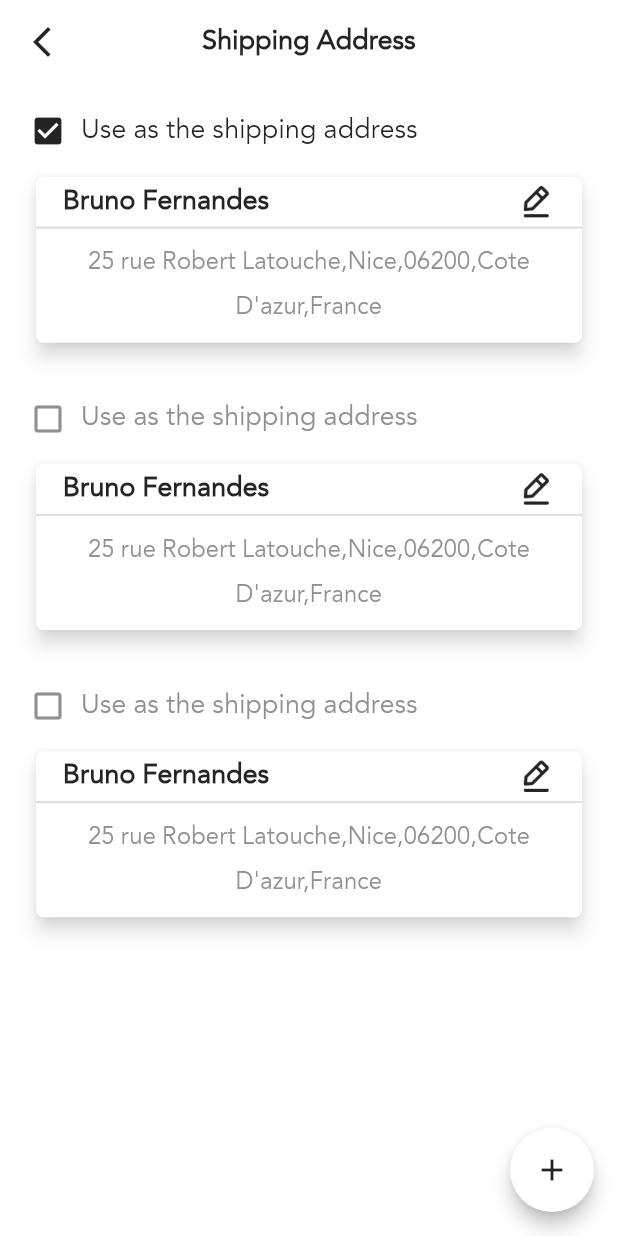
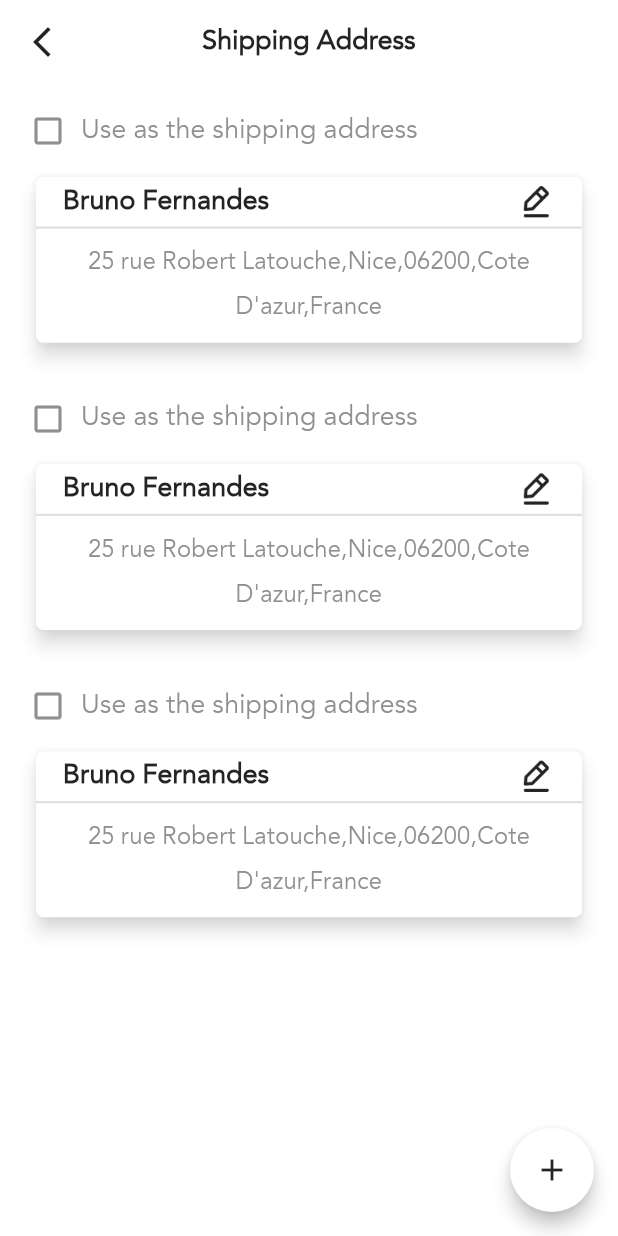
Before and after one commit to mohamedakeel0/flutter2023, a Flutter app: the screen it shows after launch, after a tap on the "check box outline blank" icon, on a phone screen of 412 x 824 dp. Run offline on Flutter 3.47's test engine with Material 2 defaults, Android fonts, the phone set to English and light mode, and no system bars.

Commit message:
initial commit

```diff
--- a/lib/core/resources/strings.dart
+++ b/lib/core/resources/strings.dart
@@ -1,6 +1,4 @@
 
-// how to use it
-// AppStrings.appName
 class AppStrings {
   static const noRoutefound = 'No Route found';
   static const titleHome = 'Make Home';
--- a/lib/core/utils/dumy.dart
+++ b/lib/core/utils/dumy.dart
@@ -46,3 +46,17 @@ class ItemModel{
 
   ItemModel({this.nameItem, this.priceItem, this.imageItem});
 }
+class ShoppingModel{
+  bool? isSelected;
+  String? titleSelect;
+  String? nameItem;
+  String? titleItem;
+
+
+  ShoppingModel({this.isSelected,this.titleSelect,this.nameItem,this.titleItem});
+}
+List<ShoppingModel>shoppingModel=[
+  ShoppingModel(nameItem: AppStrings.nameItem,isSelected:false ,titleItem: AppStrings.titleItem,titleSelect: AppStrings.titleItemShip ),
+  ShoppingModel(nameItem: AppStrings.nameItem,isSelected:false ,titleItem: AppStrings.titleItem,titleSelect: AppStrings.titleItemShip ),
+  ShoppingModel(nameItem: AppStrings.nameItem,isSelected:false ,titleItem: AppStrings.titleItem,titleSelect: AppStrings.titleItemShip ),
+];
--- a/lib/features/shipping_address/presentation/screen/shipping_address_screen.dart
+++ b/lib/features/shipping_address/presentation/screen/shipping_address_screen.dart
@@ -3,9 +3,11 @@ import 'package:flutterg12023/core/resources/app_colors.dart';
 import 'package:flutterg12023/core/resources/font_manager.dart';
 import 'package:flutterg12023/core/resources/strings.dart';
 import 'package:flutterg12023/core/utils/app_constance.dart';
+import 'package:flutterg12023/core/utils/dumy.dart';
 import 'package:flutterg12023/features/shared_widget/app_bar_widget.dart';
 import 'package:flutterg12023/features/shared_widget/my_divider_widget.dart';
 import 'package:flutterg12023/features/shipping_address/presentation/widgets/item_shipping_widget.dart';
+
 class ShippingAddressScreen extends StatefulWidget {
   const ShippingAddressScreen({Key? key}) : super(key: key);
 
@@ -17,14 +19,16 @@ class _ShippingAddressScreenState extends State<ShippingAddressScreen> {
   @override
   Widget build(BuildContext context) {
     return Scaffold(appBar:
-    CustomAppBarWidget(AppStrings.shipAddress,context),body:
+    CustomAppBarWidget(AppStrings.shipAddress, context), body:
     ListView.builder(
-        itemCount: 3,
+        itemCount: shoppingModel.length,
         itemBuilder: (BuildContext context, int index) {
-          return const ItemShippingWidget();
+          return  ItemShippingWidget( index: index,);
         }),
-      floatingActionButton: FloatingActionButton(onPressed: () {  },elevation: AppConstance.five0,backgroundColor: AppColors.white,
-        child: const Icon(Icons.add,color: AppColors.black,),
+      floatingActionButton: FloatingActionButton(onPressed: () {},
+        elevation: AppConstance.five0,
+        backgroundColor: AppColors.white,
+        child: const Icon(Icons.add, color: AppColors.black,),
       ),
 
     );
--- a/lib/features/shipping_address/presentation/widgets/item_shipping_widget.dart
+++ b/lib/features/shipping_address/presentation/widgets/item_shipping_widget.dart
@@ -4,10 +4,12 @@ import 'package:flutterg12023/core/resources/assets_manager.dart';
 import 'package:flutterg12023/core/resources/font_manager.dart';
 import 'package:flutterg12023/core/resources/strings.dart';
 import 'package:flutterg12023/core/utils/app_constance.dart';
+import 'package:flutterg12023/core/utils/dumy.dart';
 import 'package:flutterg12023/features/shared_widget/my_divider_widget.dart';
 
 class ItemShippingWidget extends StatefulWidget {
-  const ItemShippingWidget({Key? key}) : super(key: key);
+  int? index ;
+   ItemShippingWidget({Key? key,this.index}) : super(key: key);
 
   @override
   State<ItemShippingWidget> createState() => _ItemShippingWidgetState();
@@ -25,17 +27,27 @@ class _ItemShippingWidgetState extends State<ItemShippingWidget> {
             Row(children: [
               GestureDetector(onTap: () {
                 setState(() {
-                  select = !select;
+                  for(int i = 0; i < shoppingModel.length; i++) {
+                    if (i == widget.index) {
+                      setState(() {
+                        shoppingModel[widget.index!].isSelected = true;
+                      });
+                    } else {
+                      setState(() {
+                        shoppingModel[widget.index!].isSelected = false;
+                      });
+                    }
+                  }
                 });
               },
-                  child: Icon(select == false
+                  child: Icon(shoppingModel[widget.index!].isSelected == false
                       ? Icons.check_box_outline_blank_outlined
                       : Icons.check_box,
-                    color: select == false ? AppColors.gray : AppColors
+                    color: shoppingModel[widget.index!].isSelected == false ? AppColors.gray : AppColors
                         .black,)),
               const SizedBox(width: 10,),
               Text(
-                AppStrings.titleItemShip,
+                shoppingModel[widget.index!].titleSelect!,
                 style: Theme
                     .of(context)
                     .textTheme
@@ -43,7 +55,7 @@ class _ItemShippingWidgetState extends State<ItemShippingWidget> {
                     .copyWith(
                     fontSize: FontSize.s18,
                     fontWeight: FontWeight.w300,
-                    color: select == false ? AppColors.gray : AppColors.black
+                    color: shoppingModel[widget.index!].isSelected == false ? AppColors.gray : AppColors.black
                 ),
               )
             ],),
@@ -64,7 +76,7 @@ class _ItemShippingWidgetState extends State<ItemShippingWidget> {
 
                         Text(
 
-                          AppStrings.nameItem,
+                          shoppingModel[widget.index!].nameItem!,
 
                           style: Theme
                               .of(context)
@@ -82,7 +94,7 @@ class _ItemShippingWidgetState extends State<ItemShippingWidget> {
                       padding: const EdgeInsets.symmetric(vertical: 8.0),
                       child: Text(
 
-                        AppStrings.titleItem,
+                        shoppingModel[widget.index!].titleItem!,
 
                         style: Theme
                             .of(context)
```
